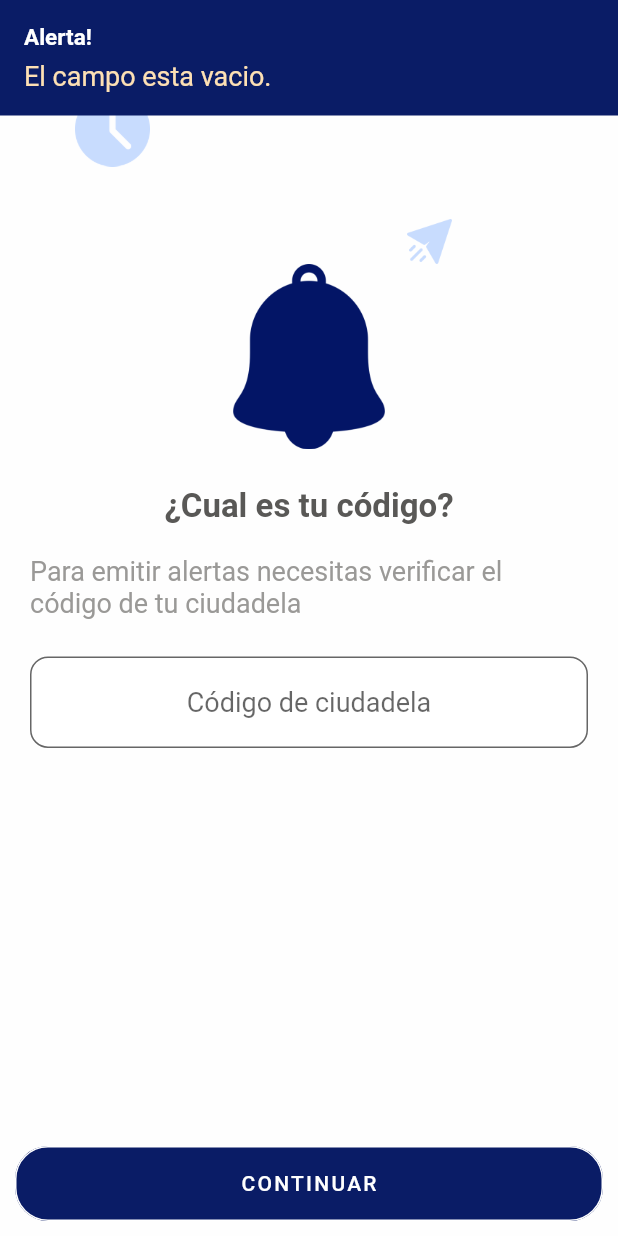
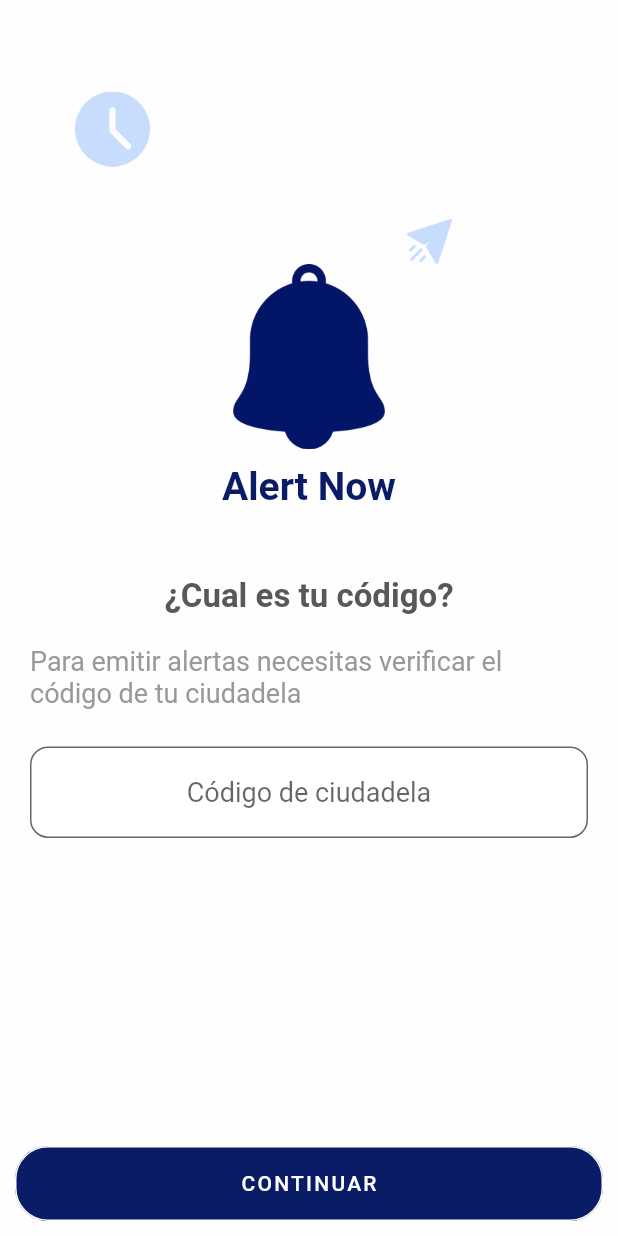
Before and after one commit to jkdlgit/residente, a Flutter app: the screen it shows after launch, after a tap on "CONTINUAR", on a phone screen of 412 x 824 dp. Run offline on Flutter 3.47's test engine with Material 2 defaults, Android fonts, the phone set to English and light mode, and no system bars; our stand-ins replace cloud_firestore, data_connection_checker, flushbar, percent_indicator, progress_dialog, rflutter_alert and 1 more; accounts and stored records are empty; Roboto replaces fonts that are missing (ShadowsIntoLightTwo).

Commit message:
Revision de verificacion de Estado de conexion a internet Segun requerimiento Issues #1,Se agrego titulo de aplicacion bajo la campana segun requerimiento Issues #2,Se bloqueo el evento back en todas las ventanas segun requerimiento Issues #3

```diff
--- a/lib/library/variables_globales.dart
+++ b/lib/library/variables_globales.dart
@@ -7,3 +7,4 @@ import 'package:residente/screens/register1.dart';
 Residente residente=null;
 String mensaje;
 UsAlerta usAlerta=  new UsAlerta();
+String app_name="Alert Now";
--- a/lib/main.dart
+++ b/lib/main.dart
@@ -3,6 +3,7 @@ import 'package:flutter/material.dart';
 import 'package:residente/screens/home.dart';
 import 'package:residente/screens/noConnection.dart';
 import 'package:residente/screens/register1.dart';
+import 'package:residente/screens/start.dart';
 import 'package:residente/utils/localStorageDB.dart';
 import 'package:residente/library/variables_globales.dart' as global;
 import 'models/residente.dart';
@@ -72,7 +73,7 @@ _testConnection(context) async {
   }
 
   _obtenerVentanaInicial(context) {
-    //localDb.save(Campos.cod_residente, null);
+    localDb.save(Campos.cod_residente, null);
     //localDb.save(Campos.cod_garita, "hola");
     try {
       localDb.read(Campos.cod_residente).then((data) {
@@ -85,7 +86,8 @@ _testConnection(context) async {
           _obtenerDatos();
         } else {
           Navigator.push(
-              context, MaterialPageRoute(builder: (context) => Register1()));
+              //context, MaterialPageRoute(builder: (context) => Register1()));
+              context, MaterialPageRoute(builder: (context) => Start()));
         }
       });
     } catch (e) {}
--- a/lib/models/residente.dart
+++ b/lib/models/residente.dart
@@ -76,6 +76,7 @@ class MyColors{
 }
 
 class TamanioTexto{
+  static double logo=26.0;
   static double titulo=22.0;
   static double subtitulo=18.0;
   static double texto_pequenio=15.0;
--- a/lib/screens/register1.dart
+++ b/lib/screens/register1.dart
@@ -24,14 +24,19 @@ class _Register1State extends State<Register1> {
   bool codeState = true;
 
   Widget build(BuildContext context) {
-    return Scaffold(
-      resizeToAvoidBottomPadding: false,
-      appBar: AppBar(
-        elevation: 0.0,
+    return WillPopScope(
+      onWillPop: () {
+        return new Future(() => false);
+      },
+      child: Scaffold(
+        resizeToAvoidBottomPadding: true,
+        appBar: AppBar(
+          elevation: 0.0,
+          backgroundColor: MyColors.white_grey,
+        ),
+        body: body(context),
         backgroundColor: MyColors.white_grey,
       ),
-      body: body(context),
-      backgroundColor: MyColors.white_grey,
     );
   }
 
@@ -92,7 +97,18 @@ class _Register1State extends State<Register1> {
                   ),
                 ),
                 SizedBox(
-                  height: 25.0,
+                  height: 10.0,
+                ),
+                Text(
+                  global.app_name,
+                  style: TextStyle(
+                    color: MyColors.sapphire,
+                    fontSize: TamanioTexto.logo,
+                    fontWeight: FontWeight.bold,
+                  ),
+                ),
+                SizedBox(
+                  height: 45.0,
                 ),
                 Text(
                   '¿Cual es tu código?',
--- a/lib/screens/start.dart
+++ b/lib/screens/start.dart
@@ -5,7 +5,11 @@ import 'package:residente/screens/register1.dart';
 class Start extends StatelessWidget {
   @override
   Widget build(BuildContext context) {
-    return Scaffold(
+    return WillPopScope(
+      onWillPop: () {
+        return new Future(() => false);
+      },
+      child: Scaffold(
         appBar: AppBar(
           backgroundColor: MyColors.sapphire,
           elevation: 0.0,
@@ -17,7 +21,7 @@ class Start extends StatelessWidget {
               child: Column(
                 children: <Widget>[
                   Text(
-                  'Alert',
+                    'Alert Now',
                     style: TextStyle(
                       color: MyColors.moccasin,
                       fontSize: 22.0,
@@ -78,6 +82,7 @@ class Start extends StatelessWidget {
           ],
         ),
         backgroundColor: MyColors.sapphire,
+      ),
     );
   }
 }
```
Also changed, not shown: lib/screens/end.dart (+10 -8 lines), lib/screens/home.dart (+9 -4 lines), lib/screens/noConnection.dart (+6 -1 lines), lib/screens/register2.dart (+23 -5 lines), pubspec.lock. Lines whose indentation alone changed are shown as unchanged.
